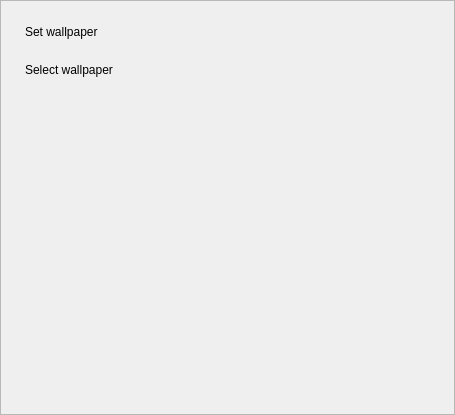
Before: the Qt Designer form src/pages/wallpaper/wallpaper.ui in openeuler-mirror/kiran-control-panel, drawn with Qt 5.
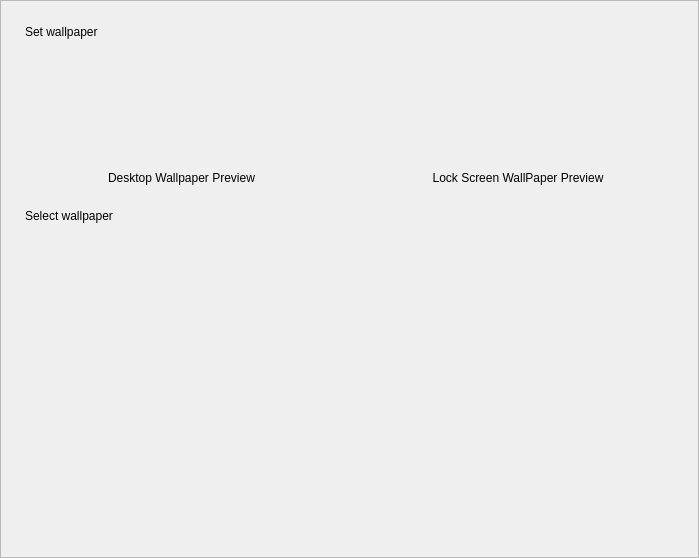
After: the same form once the commit is applied.

Commit message:
fix(*):update dbus interface and add wallpaper preview function
- 更新dbus接口，添加壁纸预览功能

What changed in the file:
```diff
--- a/src/pages/wallpaper/wallpaper.ui
+++ b/src/pages/wallpaper/wallpaper.ui
@@ -6,8 +6,8 @@
    <rect>
     <x>0</x>
     <y>0</y>
-    <width>455</width>
-    <height>415</height>
+    <width>699</width>
+    <height>558</height>
    </rect>
   </property>
   <property name="windowTitle">
@@ -39,8 +39,8 @@
        <rect>
         <x>0</x>
         <y>0</y>
-        <width>453</width>
-        <height>413</height>
+        <width>697</width>
+        <height>556</height>
        </rect>
       </property>
       <layout class="QVBoxLayout" name="verticalLayout_2">
@@ -62,7 +62,7 @@
        <item>
         <widget class="QStackedWidget" name="stackedWidget">
          <widget class="QWidget" name="page_setting">
-          <layout class="QVBoxLayout" name="verticalLayout_7">
+          <layout class="QVBoxLayout" name="verticalLayout_10">
            <property name="spacing">
             <number>24</number>
            </property>
@@ -79,7 +79,7 @@
             <number>0</number>
            </property>
            <item>
-            <layout class="QVBoxLayout" name="verticalLayout_3">
+            <layout class="QVBoxLayout" name="verticalLayout_9">
              <property name="spacing">
               <number>10</number>
              </property>
@@ -91,10 +91,87 @@
               </widget>
              </item>
              <item>
-              <layout class="QHBoxLayout" name="hLayout_preview">
-               <property name="spacing">
+              <layout class="QGridLayout" name="gridLayout">
+               <property name="horizontalSpacing">
                 <number>24</number>
                </property>
+               <property name="verticalSpacing">
+                <number>10</number>
+               </property>
+               <item row="0" column="1">
+                <widget class="QWidget" name="widget_lockscreen_preview" native="true">
+                 <property name="minimumSize">
+                  <size>
+                   <width>282</width>
+                   <height>112</height>
+                  </size>
+                 </property>
+                 <layout class="QVBoxLayout" name="verticalLayout_8">
+                  <property name="spacing">
+                   <number>0</number>
+                  </property>
+                  <property name="leftMargin">
+                   <number>51</number>
+                  </property>
+                  <property name="topMargin">
+                   <number>11</number>
+                  </property>
+                  <property name="rightMargin">
+                   <number>51</number>
+                  </property>
+                  <property name="bottomMargin">
+                   <number>11</number>
+                  </property>
+                 </layout>
+                </widget>
+               </item>
+               <item row="0" column="0">
+                <widget class="QWidget" name="widget_desktop_preview" native="true">
+                 <property name="minimumSize">
+                  <size>
+                   <width>282</width>
+                   <height>112</height>
+                  </size>
+                 </property>
+                 <layout class="QVBoxLayout" name="verticalLayout_7">
+                  <property name="spacing">
+                   <number>0</number>
+                  </property>
+                  <property name="leftMargin">
+                   <number>51</number>
+                  </property>
+                  <property name="topMargin">
+                   <number>11</number>
+                  </property>
+                  <property name="rightMargin">
+                   <number>51</number>
+                  </property>
+                  <property name="bottomMargin">
+                   <number>11</number>
+                  </property>
+                 </layout>
+                </widget>
+               </item>
+               <item row="1" column="0">
+                <widget class="QLabel" name="label_desktop_preview">
+                 <property name="text">
+                  <string>Desktop Wallpaper Preview</string>
+                 </property>
+                 <property name="alignment">
+                  <set>Qt::AlignCenter</set>
+                 </property>
+                </widget>
+               </item>
+               <item row="1" column="1">
+                <widget class="QLabel" name="label_lockscreen_preview">
+                 <property name="text">
+                  <string>Lock Screen WallPaper Preview</string>
+                 </property>
+                 <property name="alignment">
+                  <set>Qt::AlignCenter</set>
+                 </property>
+                </widget>
+               </item>
               </layout>
              </item>
             </layout>
@@ -128,7 +205,7 @@
              <property name="sizeHint" stdset="0">
               <size>
                <width>20</width>
-               <height>224</height>
+               <height>222</height>
               </size>
              </property>
             </spacer>
```
The commit also changes 18 other files.
